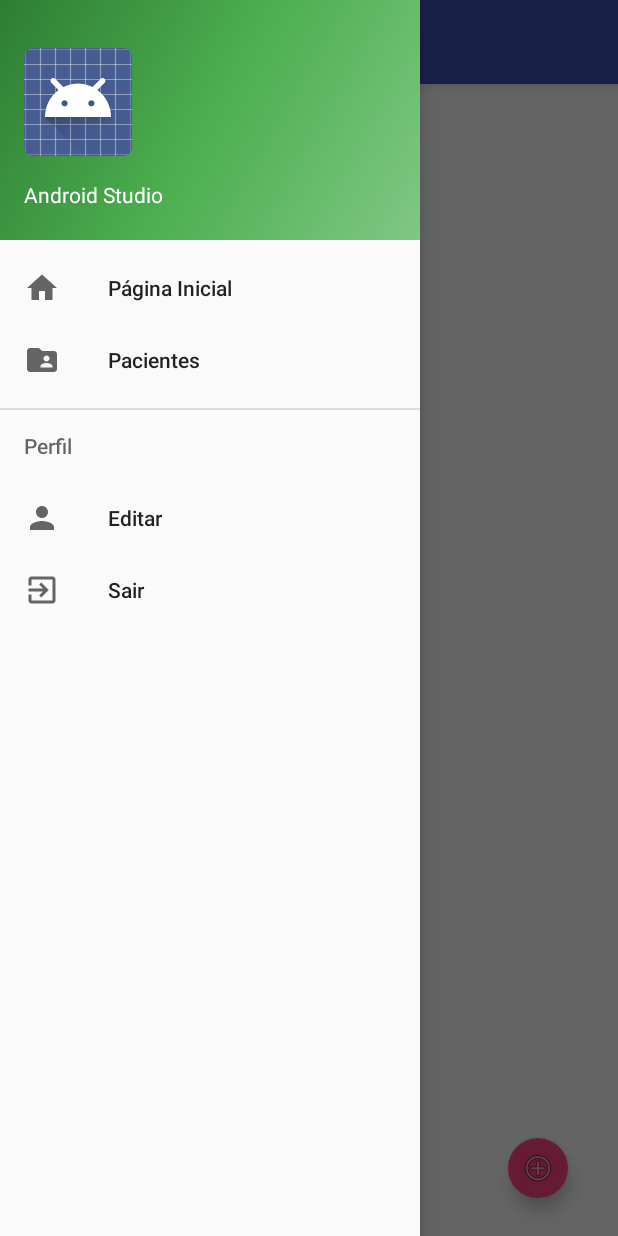
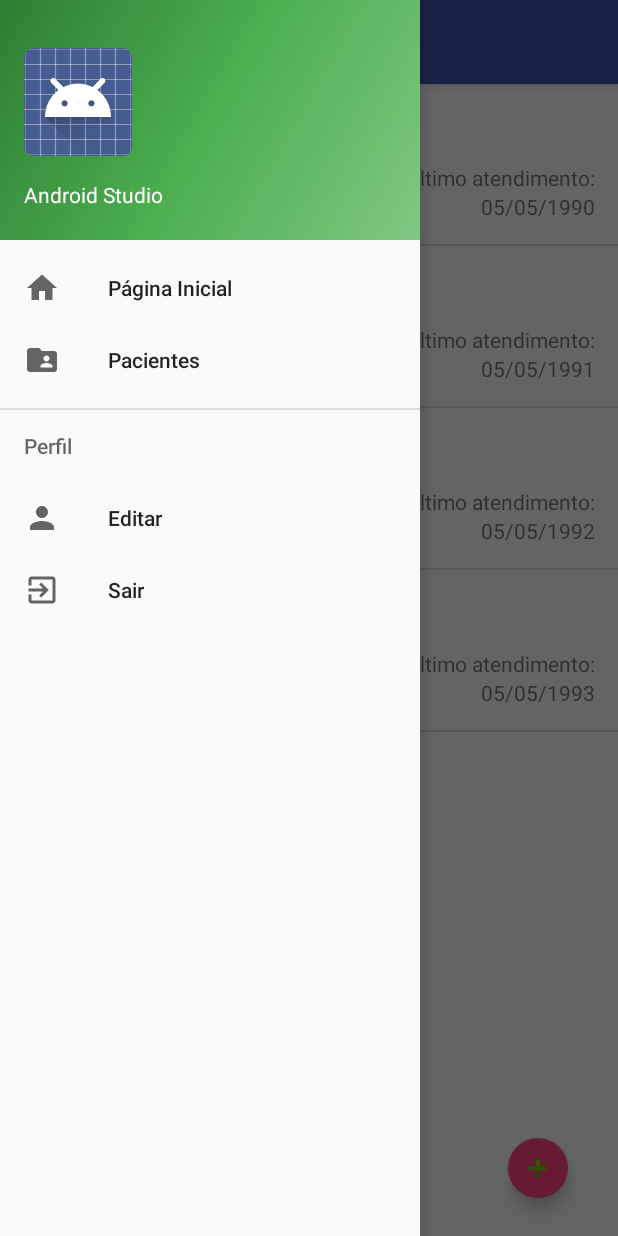
Before and after one commit to marceloazvedo/sadp, an Android app: the fragment ListaPacientesFragment placed in its activity, with the side drawer open, on a phone screen of 412 x 824 dp. Run offline under Robolectric (Android 15) with nearby library versions, the light colour scheme and no system bars.

Commit message:
Resolvendo bug do RecyclerView

```diff
--- a/app/src/main/java/tcc/marcelo/com/br/sadp/view/ListaPacientesFragment.java
+++ b/app/src/main/java/tcc/marcelo/com/br/sadp/view/ListaPacientesFragment.java
@@ -3,6 +3,7 @@ package tcc.marcelo.com.br.sadp.view;
 import android.os.Bundle;
 import android.support.annotation.Nullable;
 import android.support.v7.widget.DividerItemDecoration;
+import android.support.v7.widget.LinearLayoutManager;
 import android.support.v7.widget.RecyclerView;
 import android.view.LayoutInflater;
 import android.view.View;
@@ -26,7 +27,9 @@ public class ListaPacientesFragment extends MyFragment {
     @Override
     public View onCreateView(LayoutInflater inflater, @Nullable ViewGroup container, Bundle savedInstanceState) {
         View fragment = inflater.inflate(R.layout.listar_pacientes_fragment, container, false);
+        LinearLayoutManager linearLayoutManager = new LinearLayoutManager(fragment.getContext());
         recyclerView = (RecyclerView) fragment.findViewById(R.id.pacientes_recycler_view);
+        recyclerView.setLayoutManager(linearLayoutManager);
         List<Paciente> pacientes = new ArrayList<>();
         for (int i = 0; i < 4; i++) {
             Paciente paciente = new Paciente();
--- a/app/src/main/res/layout/listar_pacientes_fragment.xml
+++ b/app/src/main/res/layout/listar_pacientes_fragment.xml
@@ -1,25 +1,27 @@
 <?xml version="1.0" encoding="utf-8"?>
 <RelativeLayout xmlns:android="http://schemas.android.com/apk/res/android"
     xmlns:app="http://schemas.android.com/apk/res-auto"
-    android:orientation="vertical" android:layout_width="match_parent"
-    android:layout_height="match_parent">
+    xmlns:tools="http://schemas.android.com/tools"
+    android:layout_width="match_parent"
+    android:layout_height="match_parent"
+    android:orientation="vertical">
 
     <android.support.v7.widget.RecyclerView
+        android:id="@+id/pacientes_recycler_view"
         android:layout_width="match_parent"
         android:layout_height="match_parent"
-        android:scrollbars="vertical"
-        android:id="@+id/pacientes_recycler_view">
-    </android.support.v7.widget.RecyclerView>
+        android:scrollbars="vertical"/>
 
     <android.support.design.widget.FloatingActionButton
-        android:id="@+id/floatingActionButton"
+        android:id="@+id/float_add_paciente"
         android:layout_width="wrap_content"
         android:layout_height="wrap_content"
+        android:layout_alignParentBottom="true"
+        android:layout_alignParentEnd="true"
         android:layout_marginBottom="25dp"
         android:layout_marginEnd="33dp"
         android:clickable="true"
         app:fabSize="mini"
-        app:srcCompat="@android:drawable/ic_menu_add"
-        android:layout_alignParentBottom="true"
-        android:layout_alignParentEnd="true" />
+        app:srcCompat="@android:drawable/ic_input_add"
+ />
 </RelativeLayout>
--- a/app/src/main/res/layout/paciente_line_recycler.xml
+++ b/app/src/main/res/layout/paciente_line_recycler.xml
@@ -1,7 +1,8 @@
 <?xml version="1.0" encoding="utf-8"?>
 <RelativeLayout xmlns:android="http://schemas.android.com/apk/res/android"
-    android:orientation="vertical" android:layout_width="match_parent"
-    android:layout_height="match_parent"
+    xmlns:tools="http://schemas.android.com/tools"
+    android:orientation="vertical" android:layout_width="wrap_content"
+    android:layout_height="wrap_content"
     android:weightSum="1"
     android:layout_margin="15dp">
 
```
Also changed, not shown: app/src/main/res/drawable/ic_menu_add_imported.xml (added, +13 -0 lines), 2 other files.
